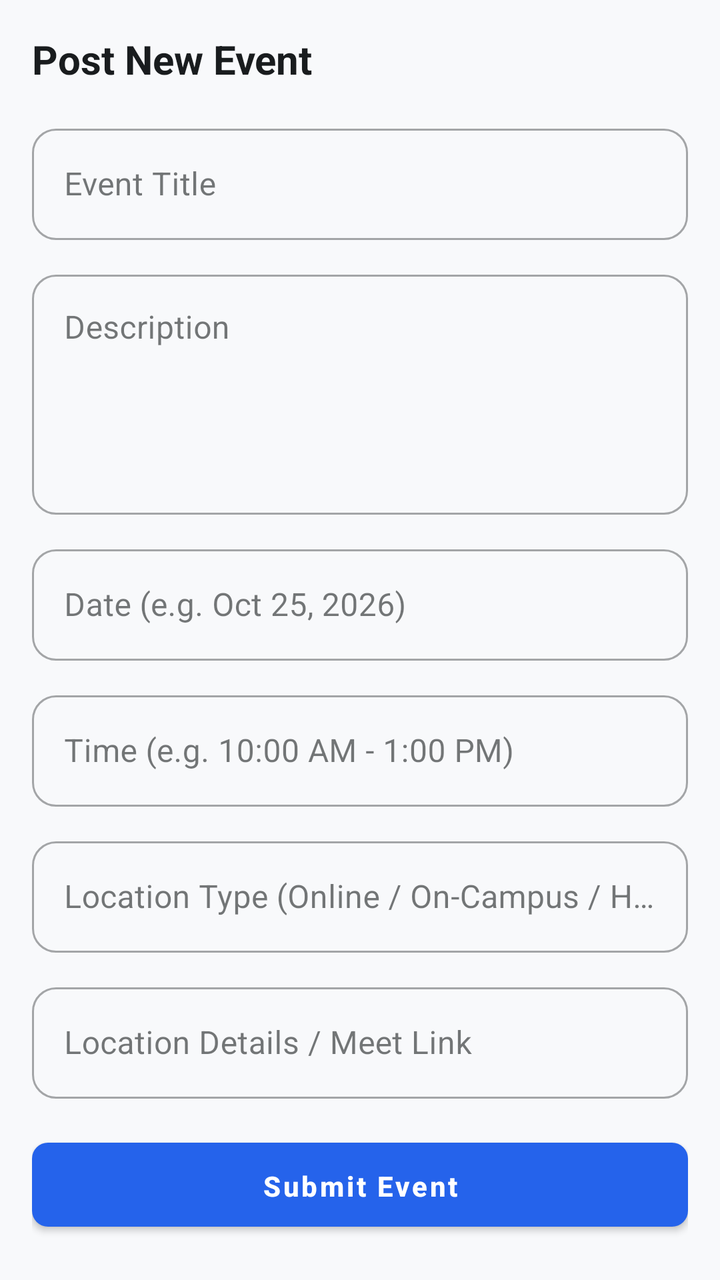
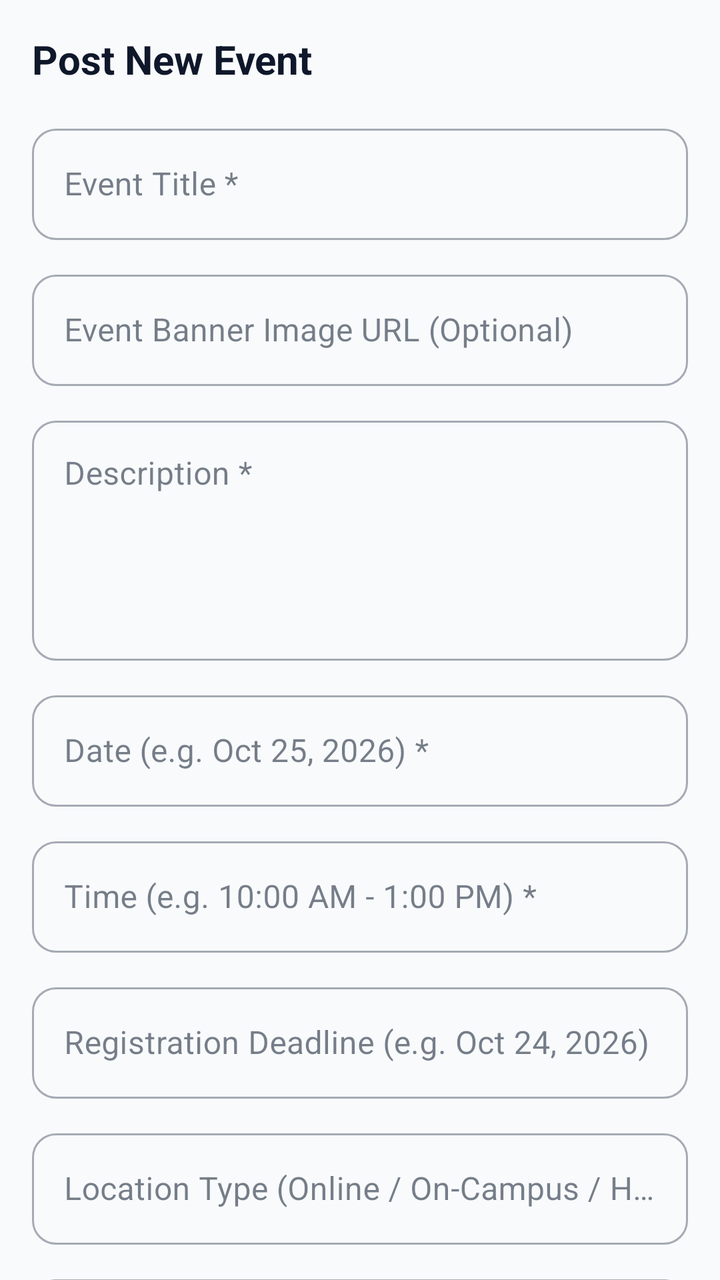

Before-and-after screenshots of an Android layout around one commit, followed by the original layout XML and the change that was made.
<!-- AndroidManifest.xml: application theme Theme.AlumniConnect -->
<!-- res/layout/fragment_create_event.xml -->
<?xml version="1.0" encoding="utf-8"?>
<androidx.core.widget.NestedScrollView xmlns:android="http://schemas.android.com/apk/res/android"
    xmlns:app="http://schemas.android.com/apk/res-auto"
    android:layout_width="match_parent"
    android:layout_height="match_parent"
    android:background="@color/background">

    <LinearLayout
        android:layout_width="match_parent"
        android:layout_height="wrap_content"
        android:orientation="vertical"
        android:padding="16dp">

        <TextView
            android:layout_width="match_parent"
            android:layout_height="wrap_content"
            android:text="Post New Event"
            android:textSize="20sp"
            android:textStyle="bold"
            android:textColor="@color/on_background"
            android:layout_marginBottom="16dp" />

        <com.google.android.material.textfield.TextInputLayout
            android:layout_width="match_parent"
            android:layout_height="wrap_content"
            android:layout_marginBottom="12dp"
            style="@style/Widget.MaterialComponents.TextInputLayout.OutlinedBox">
            <com.google.android.material.textfield.TextInputEditText
                android:id="@+id/etEventTitle"
                android:layout_width="match_parent"
                android:layout_height="wrap_content"
                android:hint="Event Title"
                android:inputType="text" />
        </com.google.android.material.textfield.TextInputLayout>

        <com.google.android.material.textfield.TextInputLayout
            android:layout_width="match_parent"
            android:layout_height="wrap_content"
            android:layout_marginBottom="12dp"
            style="@style/Widget.MaterialComponents.TextInputLayout.OutlinedBox">
            <com.google.android.material.textfield.TextInputEditText
                android:id="@+id/etEventDescription"
                android:layout_width="match_parent"
                android:layout_height="120dp"
                android:hint="Description"
                android:gravity="top"
                android:inputType="textMultiLine" />
        </com.google.android.material.textfield.TextInputLayout>

        <com.google.android.material.textfield.TextInputLayout
            android:layout_width="match_parent"
            android:layout_height="wrap_content"
            android:layout_marginBottom="12dp"
            style="@style/Widget.MaterialComponents.TextInputLayout.OutlinedBox">
            <com.google.android.material.textfield.TextInputEditText
                android:id="@+id/etEventDate"
                android:layout_width="match_parent"
                android:layout_height="wrap_content"
                android:hint="Date (e.g. Oct 25, 2026)"
                android:inputType="text" />
        </com.google.android.material.textfield.TextInputLayout>

        <com.google.android.material.textfield.TextInputLayout
            android:layout_width="match_parent"
            android:layout_height="wrap_content"
            android:layout_marginBottom="12dp"
            style="@style/Widget.MaterialComponents.TextInputLayout.OutlinedBox">
            <com.google.android.material.textfield.TextInputEditText
                android:id="@+id/etEventTime"
                android:layout_width="match_parent"
                android:layout_height="wrap_content"
                android:hint="Time (e.g. 10:00 AM - 1:00 PM)"
                android:inputType="text" />
        </com.google.android.material.textfield.TextInputLayout>

        <com.google.android.material.textfield.TextInputLayout
            android:layout_width="match_parent"
            android:layout_height="wrap_content"
            android:layout_marginBottom="12dp"
            style="@style/Widget.MaterialComponents.TextInputLayout.OutlinedBox">
            <com.google.android.material.textfield.TextInputEditText
                android:id="@+id/etEventLocationType"
                android:layout_width="match_parent"
                android:layout_height="wrap_content"
                android:hint="Location Type (Online / On-Campus / Hybrid)"
                android:inputType="text" />
        </com.google.android.material.textfield.TextInputLayout>

        <com.google.android.material.textfield.TextInputLayout
            android:layout_width="match_parent"
            android:layout_height="wrap_content"
            android:layout_marginBottom="16dp"
            style="@style/Widget.MaterialComponents.TextInputLayout.OutlinedBox">
            <com.google.android.material.textfield.TextInputEditText
                android:id="@+id/etEventLocationDetails"
                android:layout_width="match_parent"
                android:layout_height="wrap_content"
                android:hint="Location Details / Meet Link"
                android:inputType="text" />
        </com.google.android.material.textfield.TextInputLayout>

        <com.google.android.material.button.MaterialButton
            android:id="@+id/btnCreateEvent"
            android:layout_width="match_parent"
            android:layout_height="54dp"
            android:text="Submit Event"
            app:cornerRadius="8dp" />
    </LinearLayout>
</androidx.core.widget.NestedScrollView>
<!-- resources referenced by this layout -->
<resources>
  <color name="background">#F8F9FB</color>
  <color name="on_background">#191C1E</color>
  <style name="Theme.AlumniConnect" parent="Theme.MaterialComponents.DayNight.NoActionBar">
          
          <item name="colorPrimary">@color/primary</item>
          <item name="colorPrimaryVariant">@color/primary_variant</item>
          <item name="colorOnPrimary">@color/on_primary</item>
          
          
          <item name="colorSecondary">@color/secondary</item>
          <item name="colorSecondaryVariant">@color/secondary_variant</item>
          <item name="colorOnSecondary">@color/on_secondary</item>
          
          
          <item name="android:statusBarColor">@color/primary</item>
          <item name="android:windowLightStatusBar">false</item>
          
          
          <item name="android:windowBackground">@color/background</item>
          <item name="colorSurface">@color/surface</item>
          <item name="colorOnSurface">@color/on_surface</item>
  
          
          <item name="materialButtonStyle">@style/Widget.AlumniConnect.Button</item>
          <item name="textInputStyle">@style/Widget.AlumniConnect.TextInputLayout</item>
      </style>
  <color name="primary">#2563EB</color>
  <color name="primary_variant">#004AC6</color>
  <color name="on_primary">#FFFFFF</color>
  <color name="secondary">#505F76</color>
  <color name="secondary_variant">#38485D</color>
  <color name="on_secondary">#FFFFFF</color>
  <color name="surface">#FFFFFF</color>
  <color name="on_surface">#191C1E</color>
  <style name="Widget.AlumniConnect.Button" parent="Widget.MaterialComponents.Button">
          <item name="cornerRadius">12dp</item>
          <item name="android:paddingTop">12dp</item>
          <item name="android:paddingBottom">12dp</item>
          <item name="android:textAllCaps">false</item>
          <item name="android:textStyle">bold</item>
      </style>
  <style name="Widget.AlumniConnect.TextInputLayout" parent="Widget.MaterialComponents.TextInputLayout.OutlinedBox">
          <item name="boxCornerRadiusTopStart">12dp</item>
          <item name="boxCornerRadiusTopEnd">12dp</item>
          <item name="boxCornerRadiusBottomStart">12dp</item>
          <item name="boxCornerRadiusBottomEnd">12dp</item>
          <item name="boxStrokeColor">@color/primary</item>
      </style>
</resources>

<!-- the commit's change to res/layout/fragment_create_event.xml (unified diff, before → after) -->
@@ -29,8 +29,21 @@
                 android:id="@+id/etEventTitle"
                 android:layout_width="match_parent"
                 android:layout_height="wrap_content"
-                android:hint="Event Title"
+                android:hint="Event Title *"
                 android:inputType="text" />
+        </com.google.android.material.textfield.TextInputLayout>
+
+        <com.google.android.material.textfield.TextInputLayout
+            android:layout_width="match_parent"
+            android:layout_height="wrap_content"
+            android:layout_marginBottom="12dp"
+            style="@style/Widget.MaterialComponents.TextInputLayout.OutlinedBox">
+            <com.google.android.material.textfield.TextInputEditText
+                android:id="@+id/etEventBanner"
+                android:layout_width="match_parent"
+                android:layout_height="wrap_content"
+                android:hint="Event Banner Image URL (Optional)"
+                android:inputType="textUri" />
         </com.google.android.material.textfield.TextInputLayout>
 
         <com.google.android.material.textfield.TextInputLayout
@@ -42,7 +55,7 @@
                 android:id="@+id/etEventDescription"
                 android:layout_width="match_parent"
                 android:layout_height="120dp"
-                android:hint="Description"
+                android:hint="Description *"
                 android:gravity="top"
                 android:inputType="textMultiLine" />
         </com.google.android.material.textfield.TextInputLayout>
@@ -56,7 +69,7 @@
                 android:id="@+id/etEventDate"
                 android:layout_width="match_parent"
                 android:layout_height="wrap_content"
-                android:hint="Date (e.g. Oct 25, 2026)"
+                android:hint="Date (e.g. Oct 25, 2026) *"
                 android:inputType="text" />
         </com.google.android.material.textfield.TextInputLayout>
 
@@ -69,7 +82,20 @@
                 android:id="@+id/etEventTime"
                 android:layout_width="match_parent"
                 android:layout_height="wrap_content"
-                android:hint="Time (e.g. 10:00 AM - 1:00 PM)"
+                android:hint="Time (e.g. 10:00 AM - 1:00 PM) *"
+                android:inputType="text" />
+        </com.google.android.material.textfield.TextInputLayout>
+
+        <com.google.android.material.textfield.TextInputLayout
+            android:layout_width="match_parent"
+            android:layout_height="wrap_content"
+            android:layout_marginBottom="12dp"
+            style="@style/Widget.MaterialComponents.TextInputLayout.OutlinedBox">
+            <com.google.android.material.textfield.TextInputEditText
+                android:id="@+id/etRegistrationDeadline"
+                android:layout_width="match_parent"
+                android:layout_height="wrap_content"
+                android:hint="Registration Deadline (e.g. Oct 24, 2026)"
                 android:inputType="text" />
         </com.google.android.material.textfield.TextInputLayout>
 
@@ -99,6 +125,48 @@
                 android:inputType="text" />
         </com.google.android.material.textfield.TextInputLayout>
 
+        <TextView
+            android:layout_width="wrap_content"
+            android:layout_height="wrap_content"
+            android:text="Target Audience"
+            android:textColor="@color/on_surface"
+            android:textSize="14sp"
+            android:textStyle="bold"
+            android:layout_marginBottom="6dp" />
+
+        <RadioGroup
+            android:id="@+id/rgTargetAudience"
+            android:layout_width="match_parent"
+            android:layout_height="wrap_content"
+            android:orientation="horizontal"
+            android:layout_marginBottom="16dp">
+
+            <RadioButton
+                android:id="@+id/rbAudienceAll"
+                android:layout_width="0dp"
+                android:layout_height="wrap_content"
+                android:layout_weight="1"
+                android:checked="true"
+                android:text="Both"
+                android:textColor="#0F172A" />
+
+            <RadioButton
+                android:id="@+id/rbAudienceStudents"
+                android:layout_width="0dp"
+                android:layout_height="wrap_content"
+                android:layout_weight="1"
+                android:text="Students Only"
+                android:textColor="#0F172A" />
+
+            <RadioButton
+                android:id="@+id/rbAudienceAlumni"
+                android:layout_width="0dp"
+                android:layout_height="wrap_content"
+                android:layout_weight="1"
+                android:text="Alumni Only"
+                android:textColor="#0F172A" />
+        </RadioGroup>
+
         <com.google.android.material.button.MaterialButton
             android:id="@+id/btnCreateEvent"
             android:layout_width="match_parent"
<!-- resource entries referenced after the edit -->
@@ -1,8 +1,8 @@
 <!-- resources referenced by this layout -->
 <resources>
-  <color name="background">#F8F9FB</color>
-  <color name="on_background">#191C1E</color>
-  <style name="Theme.AlumniConnect" parent="Theme.MaterialComponents.DayNight.NoActionBar">
+  <color name="background">#F8FAFC</color>
+  <color name="on_background">#0F172A</color>
+  <style name="Theme.AlumniConnect" parent="Theme.MaterialComponents.Light.NoActionBar">
           
           <item name="colorPrimary">@color/primary</item>
           <item name="colorPrimaryVariant">@color/primary_variant</item>
@@ -21,19 +21,32 @@
           <item name="android:windowBackground">@color/background</item>
           <item name="colorSurface">@color/surface</item>
           <item name="colorOnSurface">@color/on_surface</item>
+          <item name="android:textColor">@color/on_background</item>
+          <item name="android:textColorPrimary">@color/on_background</item>
+          <item name="android:textColorSecondary">@color/on_surface_variant</item>
+  
+          
+          <item name="editTextColor">@color/input_text</item>
+          <item name="android:textColorHint">@color/input_hint</item>
+  
+          
+          <item name="cardBackgroundColor">@color/surface</item>
   
           
           <item name="materialButtonStyle">@style/Widget.AlumniConnect.Button</item>
           <item name="textInputStyle">@style/Widget.AlumniConnect.TextInputLayout</item>
       </style>
   <color name="primary">#2563EB</color>
-  <color name="primary_variant">#004AC6</color>
+  <color name="primary_variant">#1D4ED8</color>
   <color name="on_primary">#FFFFFF</color>
-  <color name="secondary">#505F76</color>
-  <color name="secondary_variant">#38485D</color>
+  <color name="secondary">#475569</color>
+  <color name="secondary_variant">#334155</color>
   <color name="on_secondary">#FFFFFF</color>
   <color name="surface">#FFFFFF</color>
-  <color name="on_surface">#191C1E</color>
+  <color name="on_surface_variant">#334155</color>
+  <color name="input_text">#0F172A</color>
+  <color name="input_hint">#64748B</color>
+  <color name="on_surface">#1E293B</color>
   <style name="Widget.AlumniConnect.Button" parent="Widget.MaterialComponents.Button">
           <item name="cornerRadius">12dp</item>
           <item name="android:paddingTop">12dp</item>
@@ -47,6 +60,9 @@
           <item name="boxCornerRadiusBottomStart">12dp</item>
           <item name="boxCornerRadiusBottomEnd">12dp</item>
           <item name="boxStrokeColor">@color/primary</item>
+          <item name="boxBackgroundColor">@color/surface</item>
+          <item name="hintTextColor">@color/primary</item>
+          <item name="android:textColorHint">@color/input_hint</item>
       </style>
 </resources>
 
